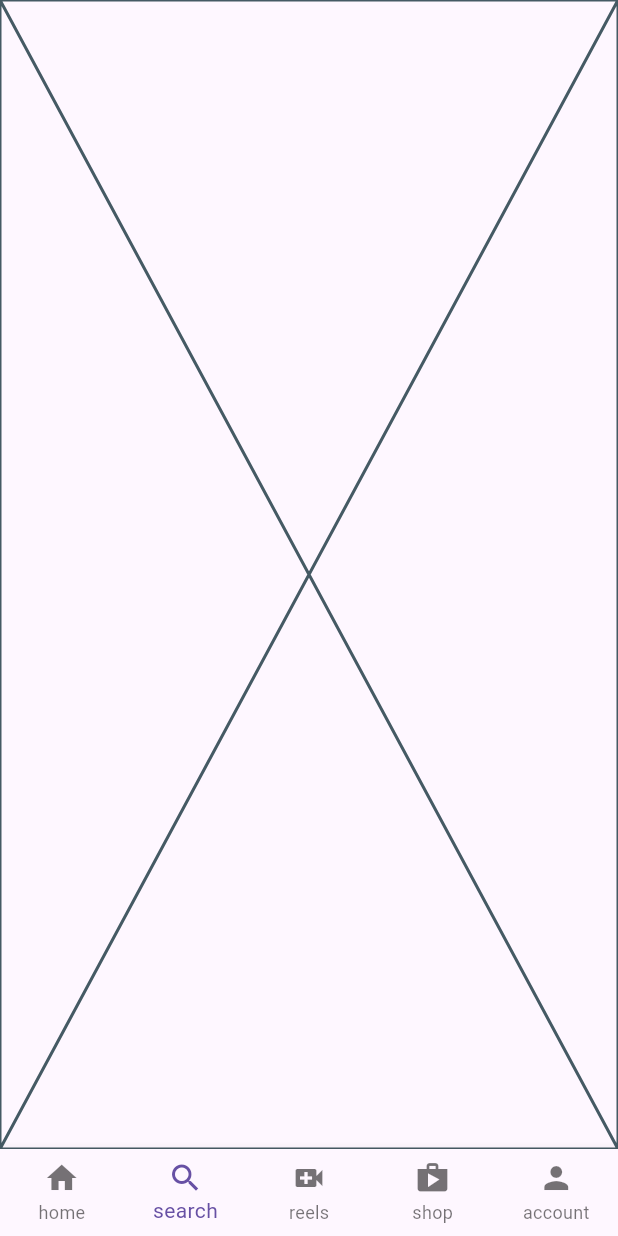
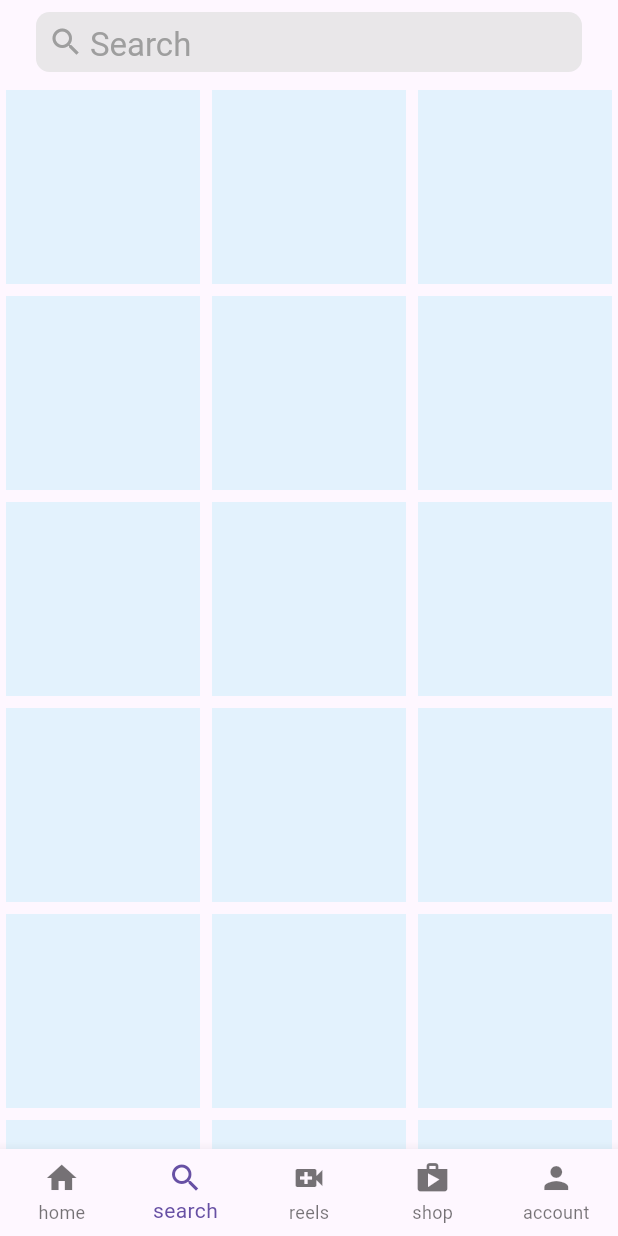
Before and after one commit to Abdul-Hadi-Jalil/instagram-ui-clone, a Flutter app: the screen it shows after launch, item 2 of the bottom bar chosen, on a phone screen of 412 x 824 dp. Run offline on Flutter 3.47's test engine with Material 3 defaults, Android fonts, the phone set to English and light mode, and no system bars.

Commit message:
created the search screen

```diff
--- a/lib/screens/search_screen.dart
+++ b/lib/screens/search_screen.dart
@@ -1,10 +1,32 @@
 import 'package:flutter/material.dart';
+import 'package:instagram_ui_clone/widgets/search_reels.dart';
 
 class SearchScreen extends StatelessWidget {
   const SearchScreen({super.key});
 
   @override
   Widget build(BuildContext context) {
-    return const Placeholder();
+    return Scaffold(
+      appBar: AppBar(
+        title: Container(
+          margin: EdgeInsets.all(8),
+          padding: EdgeInsets.all(8),
+          height: 40,
+          decoration: BoxDecoration(
+            color: Colors.grey[300]?.withOpacity(0.7),
+            borderRadius: BorderRadius.circular(9),
+          ),
+
+          child: Row(
+            children: [
+              Icon(Icons.search, color: Colors.grey[500]),
+              SizedBox(width: 4),
+              Text('Search', style: TextStyle(color: Colors.grey[500])),
+            ],
+          ),
+        ),
+      ),
+      body: SearchReels(),
+    );
   }
 }
--- /dev/null
+++ b/lib/widgets/search_reels.dart
@@ -0,0 +1,21 @@
+import 'package:flutter/material.dart';
+
+class SearchReels extends StatelessWidget {
+  const SearchReels({super.key});
+
+  @override
+  Widget build(BuildContext context) {
+    return GridView.builder(
+      itemCount: 30,
+      gridDelegate: SliverGridDelegateWithFixedCrossAxisCount(
+        crossAxisCount: 3,
+      ),
+      itemBuilder: (context, index) {
+        return Padding(
+          padding: EdgeInsetsGeometry.all(4),
+          child: Container(height: 30, width: 30, color: Colors.blue.shade50),
+        );
+      },
+    );
+  }
+}
```
